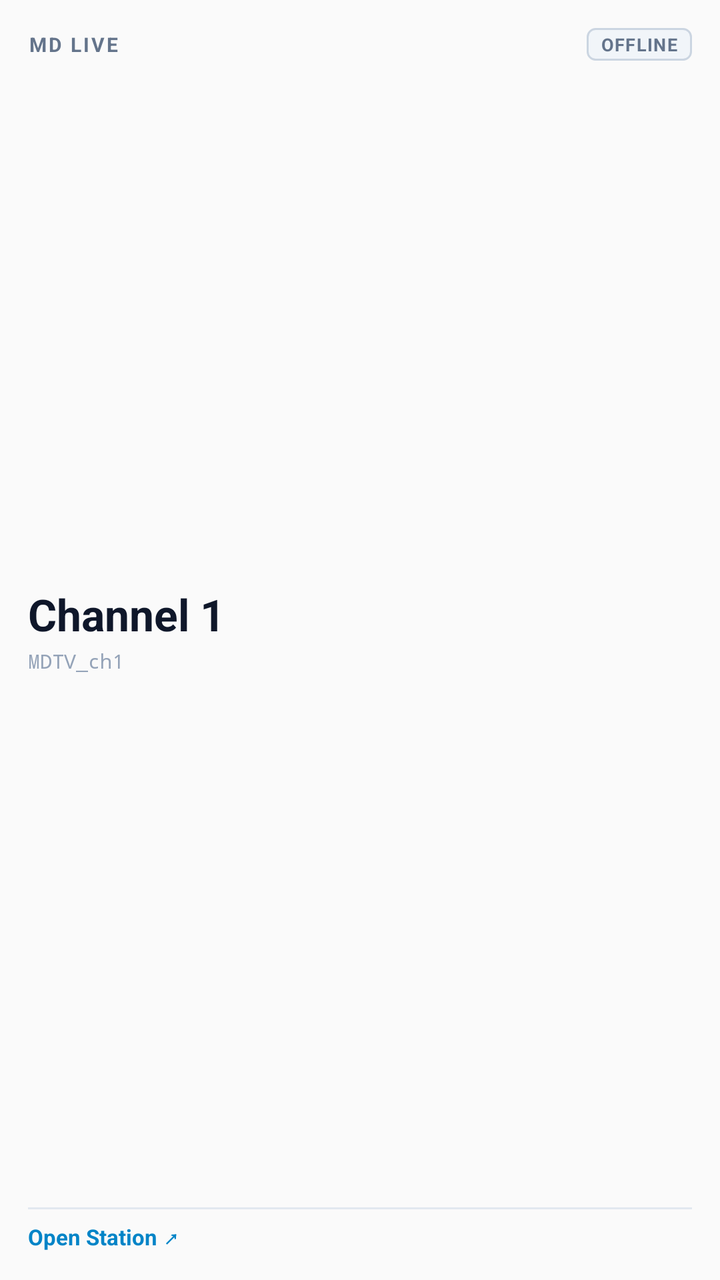
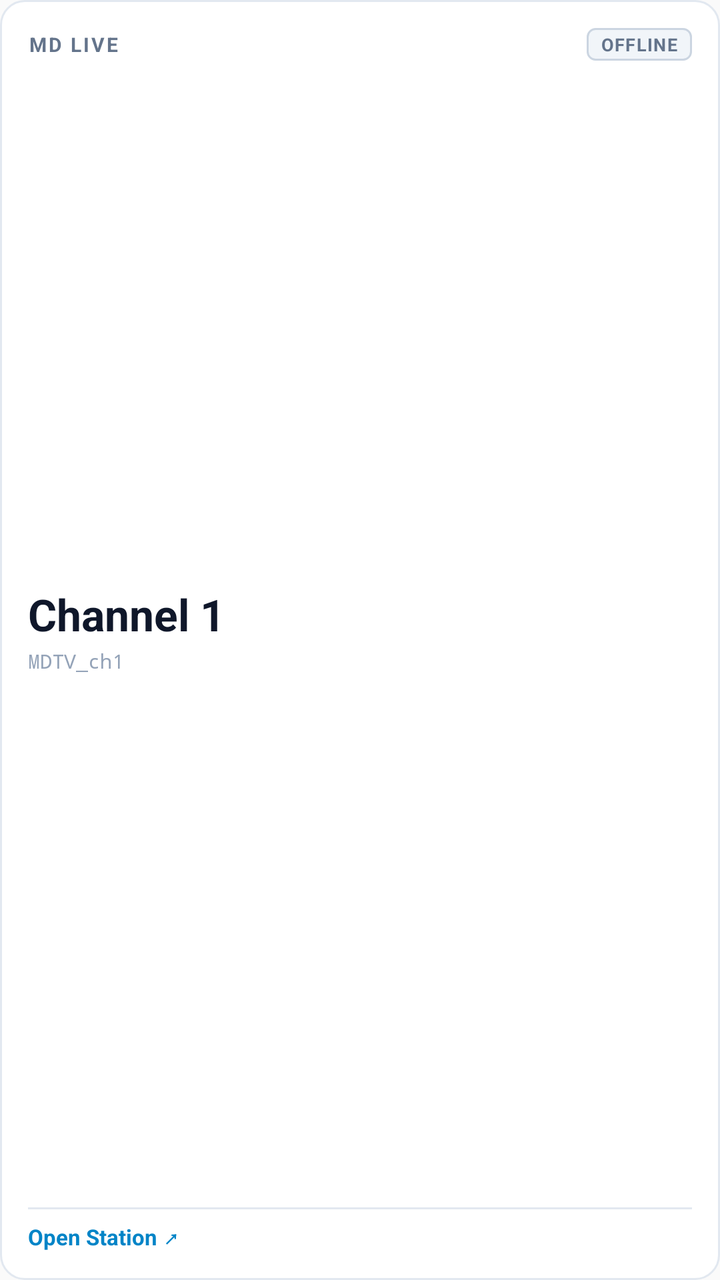

Two renders of the same Android screen: before a commit and after it. Below are the layout's source before the change and the commit's diff.
<!-- AndroidManifest.xml: application theme AppTheme -->
<!-- res/layout/widget_md_live.xml -->
<?xml version="1.0" encoding="utf-8"?>
<FrameLayout xmlns:android="http://schemas.android.com/apk/res/android"
    android:id="@+id/widget_live_root"
    android:layout_width="match_parent"
    android:layout_height="match_parent">

    <ImageView
        android:id="@+id/widget_live_bg"
        android:layout_width="match_parent"
        android:layout_height="match_parent"
        android:scaleType="fitXY"
        android:contentDescription="" />

    <LinearLayout
        android:id="@+id/widget_live_content"
        android:layout_width="match_parent"
        android:layout_height="match_parent"
        android:orientation="vertical"
        android:padding="14dp">

        
        <LinearLayout
            android:id="@+id/widget_live_top_row"
            android:layout_width="match_parent"
            android:layout_height="wrap_content"
            android:orientation="horizontal"
            android:gravity="center_vertical">

            <TextView
                android:id="@+id/widget_live_brand"
                android:layout_width="0dp"
                android:layout_height="wrap_content"
                android:layout_weight="1"
                android:text="MD LIVE"
                android:textSize="10sp"
                android:textStyle="bold"
                android:letterSpacing="0.1"
                android:textColor="#64748B" />

            <TextView
                android:id="@+id/widget_live_status"
                android:layout_width="wrap_content"
                android:layout_height="wrap_content"
                android:text="OFFLINE"
                android:textSize="9sp"
                android:textStyle="bold"
                android:letterSpacing="0.05"
                android:paddingStart="7dp"
                android:paddingEnd="7dp"
                android:paddingTop="2dp"
                android:paddingBottom="2dp"
                android:background="@drawable/widget_live_badge_offline"
                android:textColor="#64748B" />
        </LinearLayout>

        
        <LinearLayout
            android:id="@+id/widget_live_center"
            android:layout_width="match_parent"
            android:layout_height="0dp"
            android:layout_weight="1"
            android:orientation="vertical"
            android:gravity="center_vertical">

            
            <TextView
                android:id="@+id/widget_live_channel"
                android:layout_width="match_parent"
                android:layout_height="wrap_content"
                android:text="Channel 1"
                android:textSize="22sp"
                android:textStyle="bold"
                android:textColor="#0F172A"
                android:maxLines="1"
                android:ellipsize="end" />

            
            <TextView
                android:id="@+id/widget_live_callsign"
                android:layout_width="match_parent"
                android:layout_height="wrap_content"
                android:layout_marginTop="2dp"
                android:text="MDTV_ch1"
                android:fontFamily="monospace"
                android:textSize="10sp"
                android:textColor="#94A3B8"
                android:maxLines="1" />

            
            <TextView
                android:id="@+id/widget_live_now_streaming"
                android:layout_width="match_parent"
                android:layout_height="wrap_content"
                android:layout_marginTop="4dp"
                android:text="🔴 NOW STREAMING"
                android:textSize="10sp"
                android:textStyle="bold"
                android:textColor="#EF4444"
                android:visibility="gone" />
        </LinearLayout>

        
        <TextView
            android:id="@+id/widget_live_tags"
            android:layout_width="match_parent"
            android:layout_height="wrap_content"
            android:layout_marginBottom="6dp"
            android:text="#live #broadcast"
            android:textSize="10sp"
            android:textStyle="bold"
            android:textColor="#0284C7"
            android:visibility="gone" />

        
        <ImageView
            android:id="@+id/widget_live_divider"
            android:layout_width="match_parent"
            android:layout_height="1dp"
            android:layout_marginTop="4dp"
            android:layout_marginBottom="6dp"
            android:src="@drawable/widget_divider"
            android:scaleType="fitXY"
            android:contentDescription="" />

        
        <TextView
            android:id="@+id/widget_live_open"
            android:layout_width="match_parent"
            android:layout_height="wrap_content"
            android:text="Open Station ↗"
            android:textSize="11sp"
            android:textStyle="bold"
            android:textColor="#0284C7" />

    </LinearLayout>
</FrameLayout>
<!-- resources referenced by this layout -->
<resources>
  <!-- drawable widget_divider (drawable) -->
  <?xml version="1.0" encoding="utf-8"?>
  <shape xmlns:android="http://schemas.android.com/apk/res/android"
      android:shape="rectangle">
      <solid android:color="#E2E8F0" />
      <size android:height="1dp" />
  </shape>
  <!-- drawable widget_live_badge_offline (drawable) -->
  <?xml version="1.0" encoding="utf-8"?>
  <shape xmlns:android="http://schemas.android.com/apk/res/android"
      android:shape="rectangle">
      <solid android:color="#F1F5F9" />
      <stroke android:width="1dp" android:color="#CBD5E1" />
      <corners android:radius="4dp" />
  </shape>
  <style name="AppTheme" parent="Theme.AppCompat.Light.DarkActionBar">
          
          <item name="colorPrimary">@color/colorPrimary</item>
          <item name="colorPrimaryDark">@color/colorPrimaryDark</item>
          <item name="colorAccent">@color/colorAccent</item>
      </style>
</resources>

<!-- the commit's change to res/layout/widget_md_live.xml (unified diff, before → after) -->
@@ -8,6 +8,7 @@
         android:id="@+id/widget_live_bg"
         android:layout_width="match_parent"
         android:layout_height="match_parent"
+        android:src="@drawable/widget_surface_crisp"
         android:scaleType="fitXY"
         android:contentDescription="" />
 
<!-- resource entries referenced after the edit -->
@@ -15,6 +15,14 @@
       <stroke android:width="1dp" android:color="#CBD5E1" />
       <corners android:radius="4dp" />
   </shape>
+  <!-- drawable widget_surface_crisp (drawable) -->
+  <?xml version="1.0" encoding="utf-8"?>
+  <shape xmlns:android="http://schemas.android.com/apk/res/android"
+      android:shape="rectangle">
+      <solid android:color="#FFFFFF" />
+      <stroke android:width="1dp" android:color="#E2E8F0" />
+      <corners android:radius="12dp" />
+  </shape>
   <style name="AppTheme" parent="Theme.AppCompat.Light.DarkActionBar">
           
           <item name="colorPrimary">@color/colorPrimary</item>
